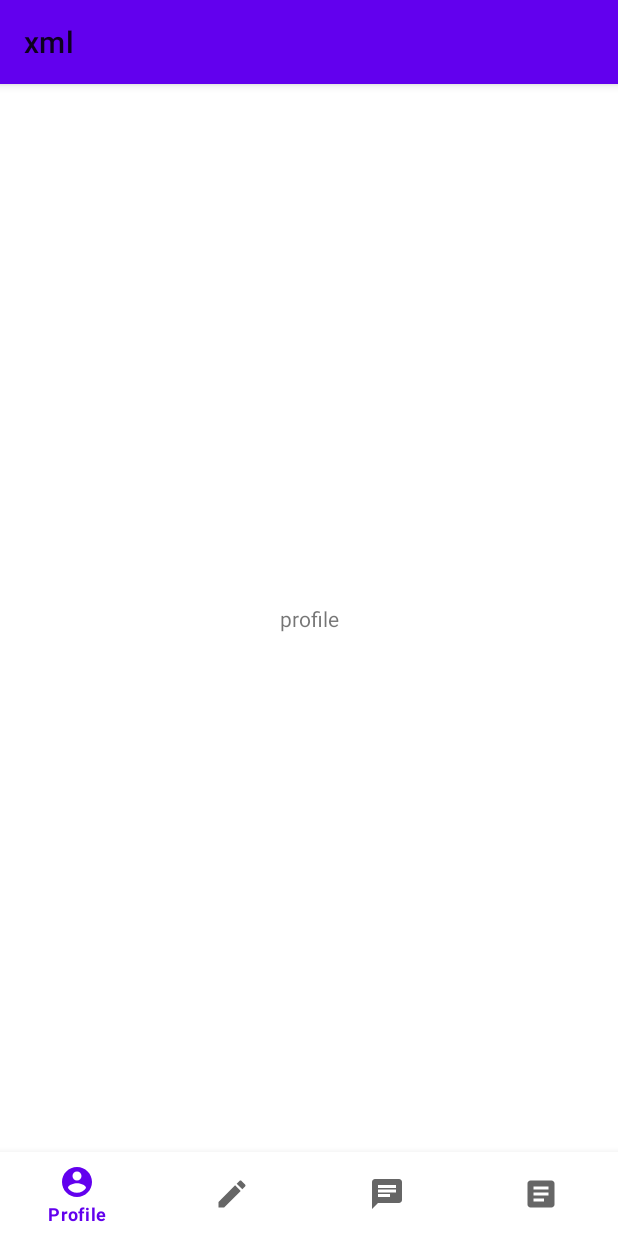
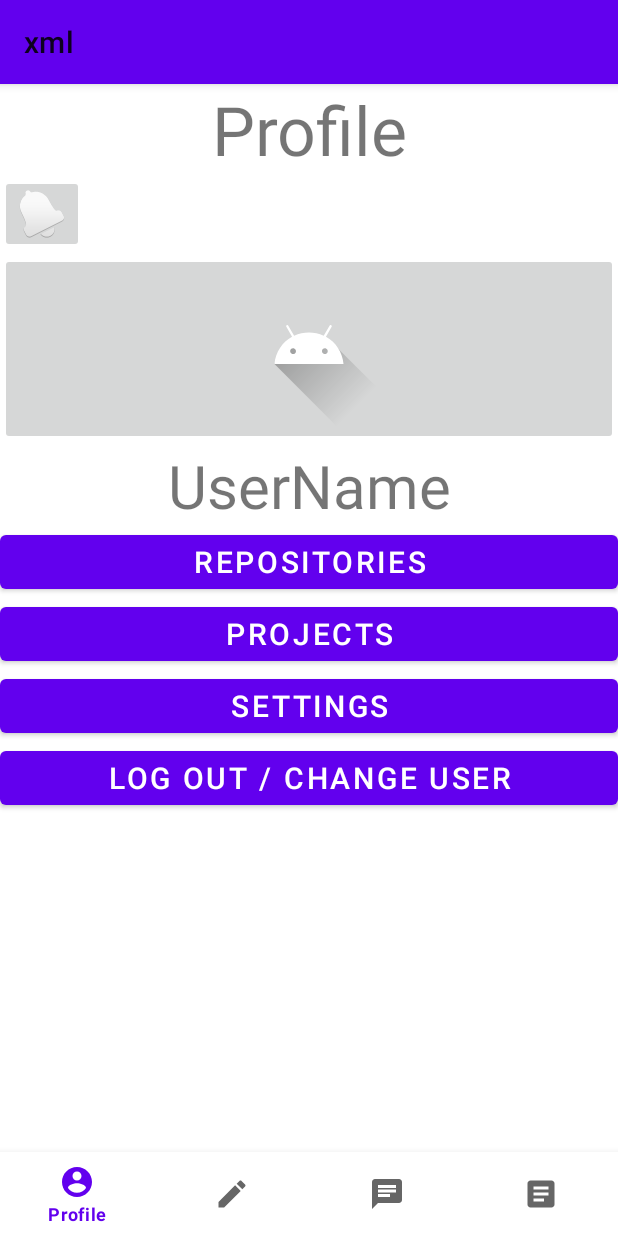
Before and after one commit to OSLL/practice20-reddit_client, an Android app: the screen it shows after launch (MainActivity), on a phone screen of 412 x 824 dp. Run offline under Robolectric (Android 15) with nearby library versions, the phone set to English and light mode, and no system bars.

Commit message:
add pages

```diff
--- a/app/src/main/java/com/makentoshe/androidgithubcitemplate/fragments/ProjectsFragment.kt
+++ b/app/src/main/java/com/makentoshe/androidgithubcitemplate/fragments/ProjectsFragment.kt
@@ -15,7 +15,7 @@ class ProjectsFragment : Fragment {
         container: ViewGroup?,
         savedInstanceState: Bundle?
     ): View? {
-        var view = inflater.inflate(R.layout.projects_layout, container, false)
+        var view = inflater.inflate(R.layout.my_projects_layout, container, false)
         return view
     }
 }
--- a/app/src/main/res/layout/projects_layout.xml
+++ b/app/src/main/res/layout/notifications_layout.xml
@@ -2,16 +2,17 @@
 <androidx.constraintlayout.widget.ConstraintLayout
     xmlns:android="http://schemas.android.com/apk/res/android"
     xmlns:app="http://schemas.android.com/apk/res-auto"
+    xmlns:tools="http://schemas.android.com/tools"
     android:layout_width="match_parent"
     android:layout_height="match_parent">
 
     <TextView
-        android:id="@+id/textView3"
         android:layout_width="wrap_content"
         android:layout_height="wrap_content"
-        android:text="projects"
+        android:text="Notifications"
         app:layout_constraintBottom_toBottomOf="parent"
         app:layout_constraintEnd_toEndOf="parent"
         app:layout_constraintStart_toStartOf="parent"
         app:layout_constraintTop_toTopOf="parent" />
+
 </androidx.constraintlayout.widget.ConstraintLayout>
--- a/app/src/main/res/layout/profile_layout.xml
+++ b/app/src/main/res/layout/profile_layout.xml
@@ -1,18 +1,106 @@
 <?xml version="1.0" encoding="utf-8"?>
-<androidx.constraintlayout.widget.ConstraintLayout
-    xmlns:android="http://schemas.android.com/apk/res/android"
+<RelativeLayout xmlns:android="http://schemas.android.com/apk/res/android"
     xmlns:app="http://schemas.android.com/apk/res-auto"
     xmlns:tools="http://schemas.android.com/tools"
     android:layout_width="match_parent"
-    android:layout_height="match_parent">
+    android:layout_height="match_parent"
+    tools:context=".MainActivity">
 
-    <TextView
-        android:id="@+id/textView"
-        android:layout_width="wrap_content"
-        android:layout_height="wrap_content"
-        android:text="profile"
-        app:layout_constraintBottom_toBottomOf="parent"
-        app:layout_constraintEnd_toEndOf="parent"
-        app:layout_constraintStart_toStartOf="parent"
-        app:layout_constraintTop_toTopOf="parent" />
-</androidx.constraintlayout.widget.ConstraintLayout>
+    <!--    <com.google.android.material.bottomnavigation.BottomNavigationView-->
+    <!--        android:layout_width="wrap_content"-->
+    <!--        android:layout_height="wrap_content"-->
+    <!--        android:layout_alignParentBottom="true"-->
+    <!--        android:layout_centerHorizontal="true"-->
+    <!--        android:layout_marginBottom="0dp"-->
+    <!--        app:menu="@menu/profile_tag" />-->
+
+    <LinearLayout
+        android:layout_width="match_parent"
+        android:layout_height="match_parent"
+        android:orientation="vertical"
+        tools:context=".MainActivity">
+
+        <TextView
+            android:id="@+id/profile"
+            android:layout_width="match_parent"
+            android:layout_height="wrap_content"
+            android:text="Profile"
+            android:textAlignment="center"
+            android:textSize="45sp"
+            app:layout_constraintEnd_toEndOf="parent"
+            app:layout_constraintStart_toStartOf="parent"
+            app:layout_constraintTop_toTopOf="parent" />
+
+        <ImageButton
+            android:id="@+id/notificationsbutton"
+            android:layout_width="wrap_content"
+            android:layout_height="wrap_content"
+            app:layout_constraintEnd_toEndOf="parent"
+            app:layout_constraintTop_toTopOf="parent"
+            app:srcCompat="@android:drawable/ic_popup_reminder" />
+
+        <ImageButton
+            android:id="@+id/photo"
+            style="@android:style/Widget.DeviceDefault.Light.ImageButton"
+            android:layout_width="match_parent"
+            android:layout_height="wrap_content"
+            android:scaleType="center"
+            app:layout_constraintBottom_toBottomOf="@+id/username"
+            app:layout_constraintEnd_toEndOf="parent"
+            app:layout_constraintStart_toStartOf="parent"
+            app:layout_constraintTop_toTopOf="parent"
+            app:srcCompat="@drawable/ic_launcher_foreground" />
+
+        <TextView
+            android:id="@+id/username"
+            android:layout_width="match_parent"
+            android:layout_height="wrap_content"
+            android:text="UserName"
+            android:textAlignment="center"
+            android:textSize="40sp"
+            app:layout_constraintEnd_toEndOf="parent"
+            app:layout_constraintStart_toStartOf="parent" />
+
+        <Button
+            android:id="@+id/repositoriesbutton"
+            android:layout_width="match_parent"
+            android:layout_height="wrap_content"
+            android:text="Repositories"
+            android:textSize="20sp"
+            app:layout_constraintEnd_toEndOf="parent"
+            app:layout_constraintStart_toStartOf="parent"
+            tools:layout_editor_absoluteY="370dp" />
+
+        <Button
+            android:id="@+id/projectsbutton"
+            android:layout_width="match_parent"
+            android:layout_height="wrap_content"
+            android:text="Projects"
+            android:textSize="20sp"
+            app:layout_constraintEnd_toEndOf="parent"
+            app:layout_constraintStart_toStartOf="parent"
+            tools:layout_editor_absoluteY="446dp" />
+
+        <Button
+            android:id="@+id/settingsbutton"
+            android:layout_width="match_parent"
+            android:layout_height="wrap_content"
+            android:text="Settings"
+            android:textSize="20sp"
+            app:layout_constraintEnd_toEndOf="parent"
+            app:layout_constraintStart_toStartOf="parent"
+            tools:layout_editor_absoluteY="523dp" />
+
+        <Button
+            android:id="@+id/logbutton"
+            android:layout_width="match_parent"
+            android:layout_height="wrap_content"
+            android:text="Log out / Change user"
+            android:textSize="20sp"
+            app:layout_constraintEnd_toEndOf="parent"
+            app:layout_constraintStart_toStartOf="parent"
+            tools:layout_editor_absoluteY="598dp" />
+
+    </LinearLayout>
+
+</RelativeLayout>
--- a/build.gradle
+++ b/build.gradle
@@ -8,7 +8,7 @@ buildscript {
 
     }
     dependencies {
-        classpath 'com.android.tools.build:gradle:3.6.3'
+        classpath 'com.android.tools.build:gradle:4.0.0'
         classpath "org.jetbrains.kotlin:kotlin-gradle-plugin:$kotlin_version"
 
         // NOTE: Do not place your application dependencies here; they belong
```
Also changed, not shown: app/src/main/res/layout/editor_layout.xml (+5 -8 lines), app/src/main/res/layout/my_projects_layout.xml (added, +31 -0 lines), app/src/main/res/layout/repositories_layout.xml (added, +30 -0 lines), app/src/main/res/layout/settings_layout.xml (added, +118 -0 lines), gradle/wrapper/gradle-wrapper.properties.
